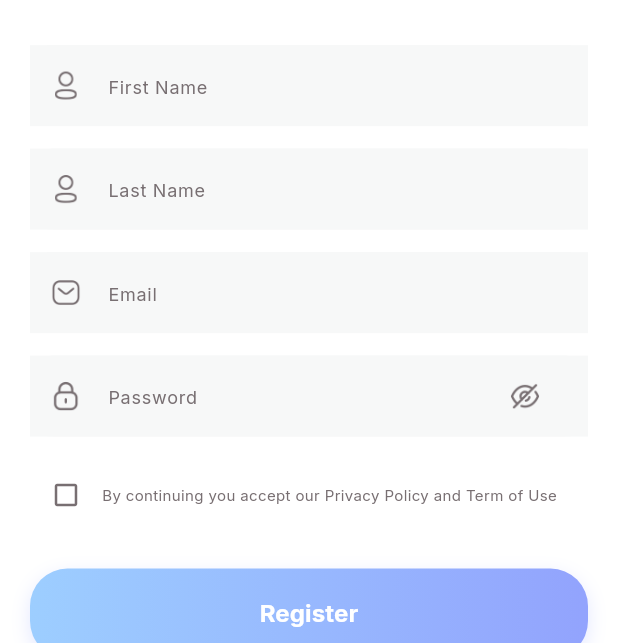
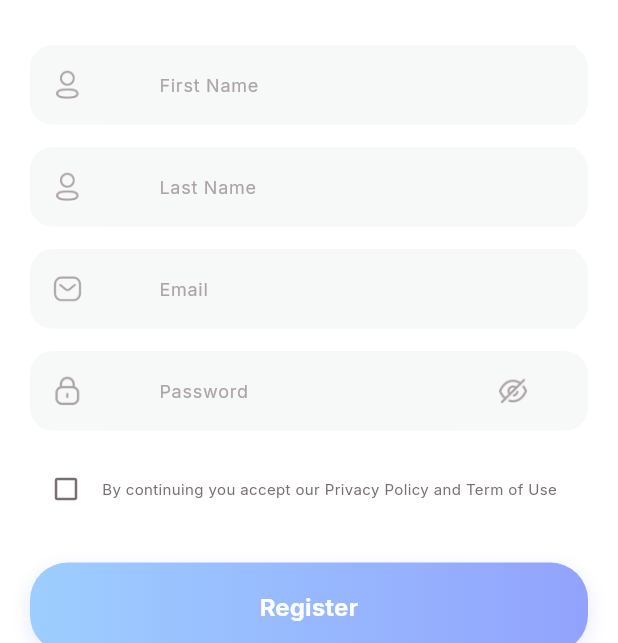
Before and after one commit to farelrasyah/sportifyLife-mobile, a Flutter app: the RegisterScreen screen opened by its route, on a phone screen of 412 x 824 dp, the part 593-1236 px from its top. Run offline on Flutter 3.47's test engine with Material 3 defaults, Android fonts, the phone set to English and light mode, and no system bars; our stand-ins replace animated_toggle_switch, carousel_slider, dio, easy_localization, equatable, fl_chart and 10 more; missing offline and left inert: dotted_dashed_line, simple_animation_progress_bar; accounts and stored records are empty.

Commit message:
feat: Refactor authentication screens with reusable text field widget and update UI elements

```diff
--- a/lib/app/routes.dart
+++ b/lib/app/routes.dart
@@ -29,7 +29,7 @@ import '../ui/screens/splash_screen.dart';
 import '../ui/screens/profile/complete_profile_screen.dart';
 import '../ui/screens/profile/goal_screen.dart';
 import '../ui/screens/welcome_screen.dart';
-import '../ui/screens/home_screen.dart';
+
 
 // Onboarding Screens
 import '../ui/screens/onboarding/view/onboarding_screen.dart';
@@ -172,11 +172,6 @@ class RouteGenerator {
           builder: (_) => const WelcomeView(),
         );
 
-      case Routes.homeScreen:
-        return MaterialPageRoute(
-          settings: settings,
-          builder: (_) => const HomeScreen(),
-        );
 
       // Onboarding Routes
       case Routes.onboardingScreen:
--- a/lib/ui/screens/auth/register_screen.dart
+++ b/lib/ui/screens/auth/register_screen.dart
@@ -24,6 +24,11 @@ class _RegisterScreenState extends State<RegisterScreen> {
   final _lastNameController = TextEditingController();
   final _emailController = TextEditingController();
   final _passwordController = TextEditingController();
+
+  // Color Constants
+  static const Color _lightGray = Color(0xFFF7F8F8);
+  static const Color _gray = Color(0xFFADA4A5);
+  static const Color _black = Color(0xFF1D1617);
 
   @override
   void dispose() {
@@ -65,6 +70,56 @@ class _RegisterScreenState extends State<RegisterScreen> {
 
     // Navigate to Complete Profile Screen for new users
     Navigator.of(context).pushReplacementNamed(Routes.completeProfileScreen);
+  }
+
+  Widget _buildTextField({
+    required TextEditingController controller,
+    required String hintText,
+    required String iconPath,
+    TextInputType keyboardType = TextInputType.text,
+    bool obscureText = false,
+    Widget? rightIcon,
+  }) {
+    return Container(
+      decoration: BoxDecoration(
+        color: _lightGray,
+        borderRadius: BorderRadius.circular(15),
+      ),
+      child: Row(
+        children: [
+          Container(
+            alignment: Alignment.center,
+            width: 50,
+            height: 50,
+            padding: const EdgeInsets.symmetric(horizontal: 15),
+            child: Image.asset(
+              iconPath,
+              width: 20,
+              height: 20,
+              fit: BoxFit.contain,
+              color: _gray,
+            ),
+          ),
+          Expanded(
+            child: TextField(
+              controller: controller,
+              keyboardType: keyboardType,
+              obscureText: obscureText,
+              decoration: InputDecoration(
+                hintText: hintText,
+                hintStyle: TextStyle(color: _gray, fontSize: 12),
+                border: InputBorder.none,
+                enabledBorder: InputBorder.none,
+                focusedBorder: InputBorder.none,
+              ),
+              style: TextStyle(color: _black, fontSize: 14),
+            ),
+          ),
+          if (rightIcon != null) rightIcon,
+          const SizedBox(width: 8),
+        ],
+      ),
+    );
   }
 
   @override
@@ -163,31 +218,31 @@ class _RegisterScreenState extends State<RegisterScreen> {
                         SizedBox(height: 30),
 
                         // Form Section
-                        RoundTextField(
+                        _buildTextField(
                           controller: _firstNameController,
-                          hitText: tr("hint_first_name"),
-                          icon: "assets/images/user.png",
+                          hintText: tr("hint_first_name"),
+                          iconPath: "assets/images/user.png",
                         ),
                         SizedBox(height: 15),
-                        RoundTextField(
+                        _buildTextField(
                           controller: _lastNameController,
-                          hitText: tr("hint_last_name"),
-                          icon: "assets/images/user.png",
+                          hintText: tr("hint_last_name"),
+                          iconPath: "assets/images/user.png",
                         ),
                         SizedBox(height: 15),
-                        RoundTextField(
+                        _buildTextField(
                           controller: _emailController,
-                          hitText: tr("hint_email"),
-                          icon: "assets/images/email.png",
+                          hintText: tr("hint_email"),
+                          iconPath: "assets/images/email.png",
                           keyboardType: TextInputType.emailAddress,
                         ),
                         SizedBox(height: 15),
-                        RoundTextField(
+                        _buildTextField(
                           controller: _passwordController,
-                          hitText: tr("hint_password"),
-                          icon: "assets/images/lock.png",
+                          hintText: tr("hint_password"),
+                          iconPath: "assets/images/lock.png",
                           obscureText: true,
-                          rigtIcon: TextButton(
+                          rightIcon: TextButton(
                             onPressed: () {},
                             child: Container(
                               alignment: Alignment.center,
@@ -198,7 +253,7 @@ class _RegisterScreenState extends State<RegisterScreen> {
                                 width: 20,
                                 height: 20,
                                 fit: BoxFit.contain,
-                                color: TColor.gray,
+                                color: _gray,
                               ),
                             ),
                           ),
--- a/lib/ui/screens/profile/goal_screen.dart
+++ b/lib/ui/screens/profile/goal_screen.dart
@@ -1,7 +1,7 @@
 import 'package:carousel_slider/carousel_slider.dart';
 import 'package:flutter/material.dart' hide CarouselController;
 import 'package:lottie/lottie.dart';
-import '../../../app/routes.dart';
+ import '../../../app/routes.dart';
 
 class GoalScreen extends StatefulWidget {
   const GoalScreen({super.key});
@@ -27,7 +27,7 @@ class _GoalScreenState extends State<GoalScreen> {
 
   List goalArr = [
     {
-      "lottie": "assets/images/jump_rope.json",
+      "lottie": "assets/images/punches.json",
       "title": "Improve Shape",
       "subtitle":
           "I have a low amount of body fat\nand need / want to build more\nmuscle",
@@ -39,7 +39,7 @@ class _GoalScreenState extends State<GoalScreen> {
           "I'm skinny fat. look thin but have\nno shape. I want to add lean\nmuscle in the right way",
     },
     {
-      "lottie": "assets/images/jumping_squats.json",
+      "lottie": "assets/images/exercise.json",
       "title": "Lose a Fat",
       "subtitle":
           "I have over 20 lbs to lose. I want to\ndrop all this fat and gain muscle\nmass",
--- a/lib/ui/widgets/bottom_nav/bottom_nav_painter.dart
+++ b/lib/ui/widgets/bottom_nav/bottom_nav_painter.dart
@@ -15,9 +15,9 @@ class AppBarPainter extends CustomPainter {
     this.selectedIndex = 0, // Default to home (first tab)
   });
 
-  double height = 100.0; // Height of the navigation bar
+  double height = 120.0; // Height of the navigation bar
   double start = 40.0; // Start position from top
-  double end = 140.0; // End position (total height)
+  double end = 120.0; // End position (total height)
 
   @override
   void paint(Canvas canvas, Size size) {
--- a/lib/ui/widgets/setting_row.dart
+++ b/lib/ui/widgets/setting_row.dart
@@ -18,7 +18,7 @@ class SettingRow extends StatelessWidget {
     return InkWell(
       onTap: onPressed,
       child: SizedBox(
-        height: 30,
+        height: 25,
         child: Row(
           crossAxisAlignment: CrossAxisAlignment.center,
           children: [
```
Also changed, not shown: lib/ui/screens/auth/login_screen.dart (+63 -8 lines), lib/ui/screens/home_screen.dart (deleted, +0 -45 lines), lib/ui/screens/profile/profile_screen.dart (+13 -11 lines), lib/ui/screens/welcome_screen.dart (+7 -10 lines), lib/ui/widgets/bottom_nav/bottom_nav_bar.dart (+4 -4 lines).
